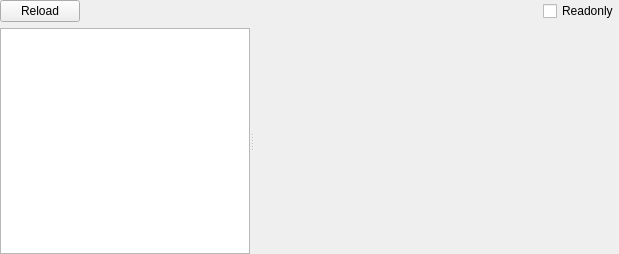
Above: MSDOS/msdoswidget.ui from horsicq/FormatWidgets before the change. Below: the same form after it.
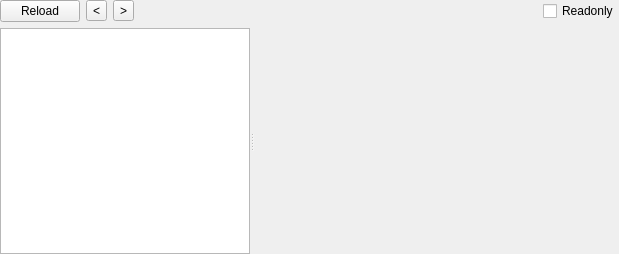
That is the form after the change. Custom widgets are drawn as their Qt base class.

What changed in the file:
```diff
--- a/MSDOS/msdoswidget.ui
+++ b/MSDOS/msdoswidget.ui
@@ -38,6 +38,20 @@
        </property>
       </widget>
      </item>
+     <item>
+      <widget class="QToolButton" name="toolButtonPrev">
+       <property name="text">
+        <string notr="true">&lt;</string>
+       </property>
+      </widget>
+     </item>
+     <item>
+      <widget class="QToolButton" name="toolButtonNext">
+       <property name="text">
+        <string notr="true">&gt;</string>
+       </property>
+      </widget>
+     </item>
      <item>
       <spacer name="horizontalSpacer">
        <property name="orientation">
```
